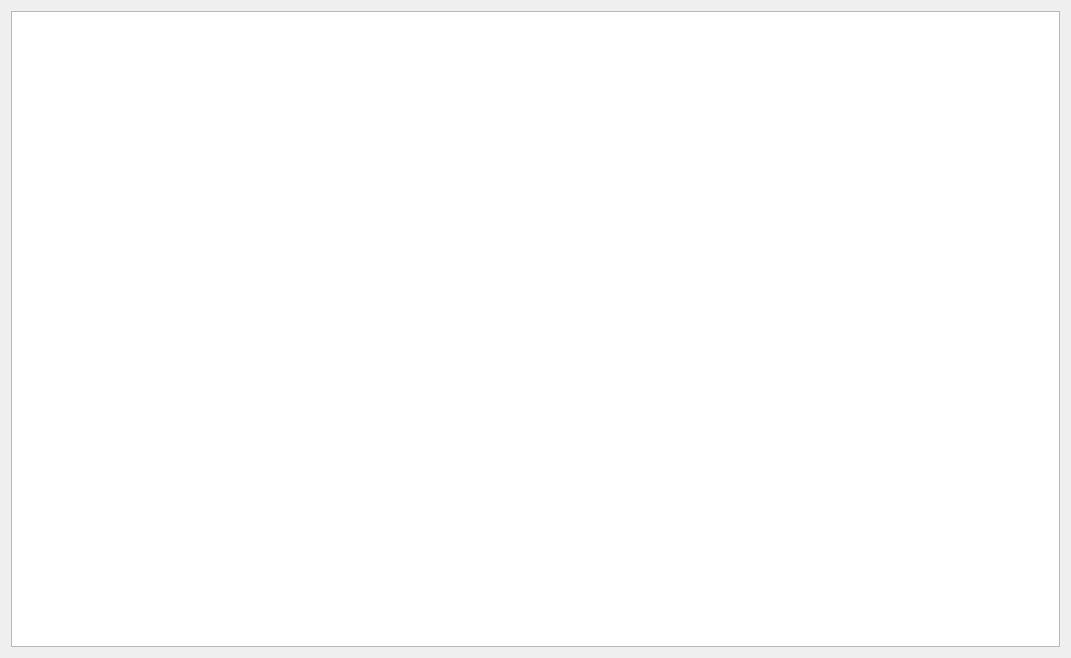
This is metadatareport.ui in towhee/Winnow64 as Qt 5 draws it before an edit. The edited form follows.
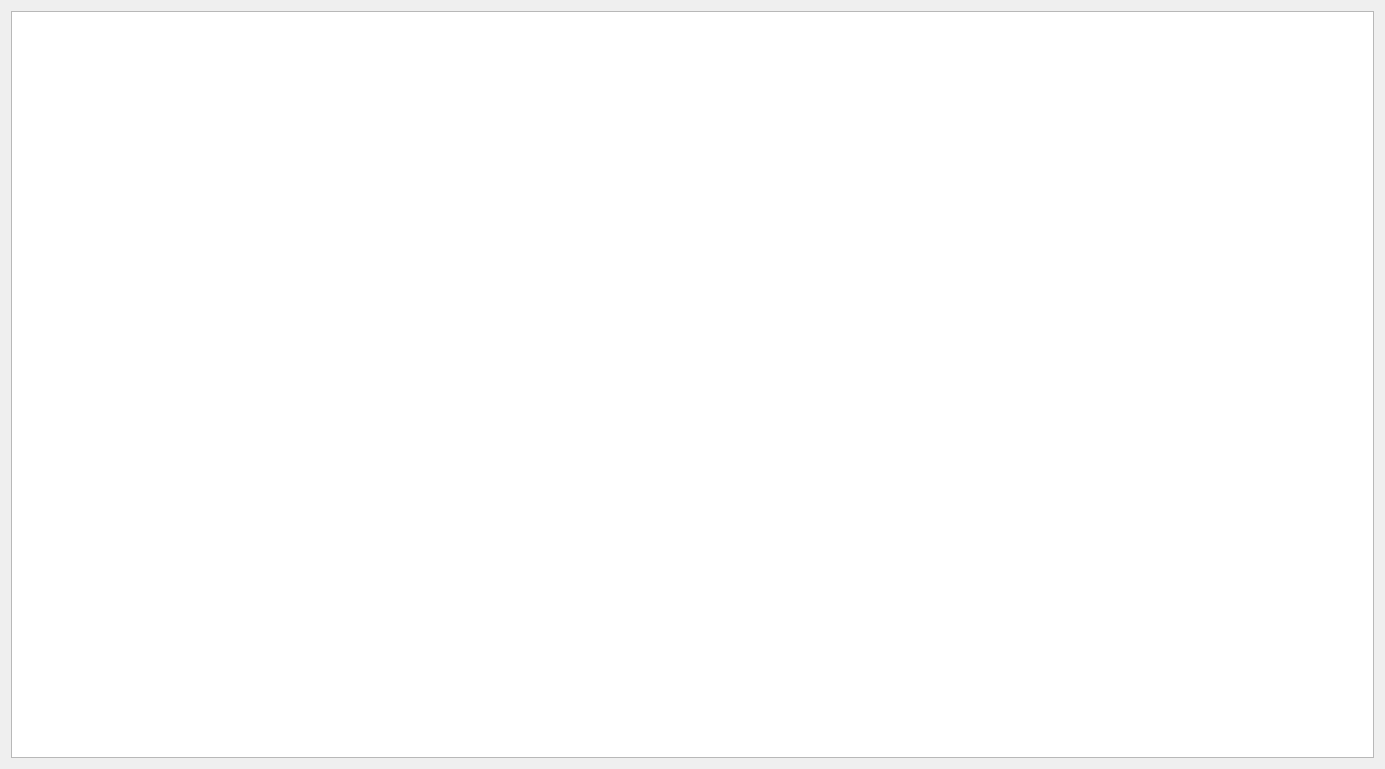
This is the edited form.

```diff
--- a/metadatareport.ui
+++ b/metadatareport.ui
@@ -6,8 +6,8 @@
    <rect>
     <x>0</x>
     <y>0</y>
-    <width>1071</width>
-    <height>658</height>
+    <width>1385</width>
+    <height>769</height>
    </rect>
   </property>
   <property name="windowTitle">
```
